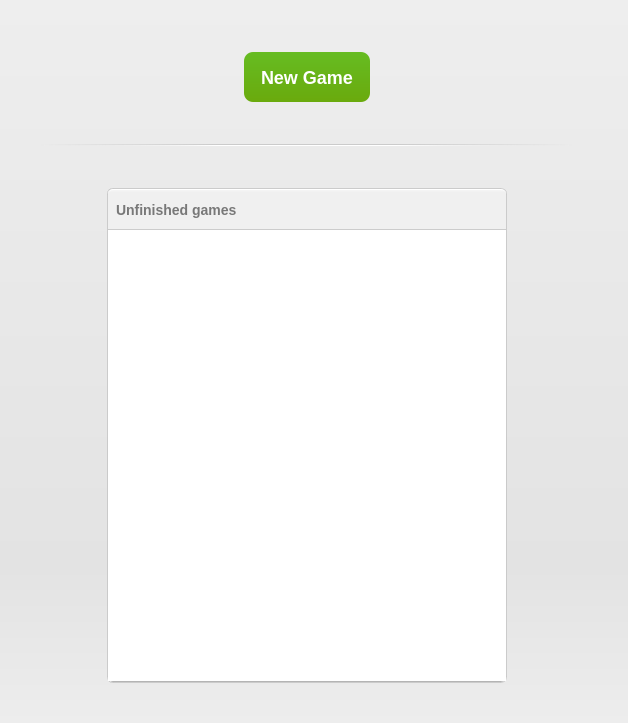
The window that src/ui/widgets/startwidget.ui (lbproductions/psnewmodel) describes before a commit, drawn with Qt 5.
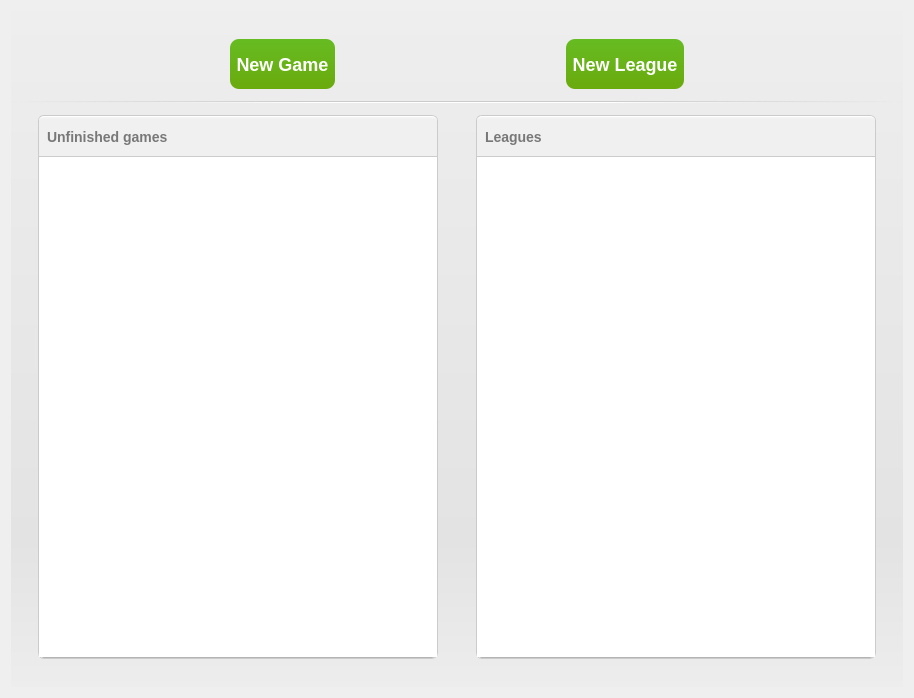
The same window after the commit. Icons and pictures are not drawn.

Commit message: Added LeagueListModel and LeagueDelegate to show leagues in StartWidget

```diff
--- a/src/ui/widgets/startwidget.ui
+++ b/src/ui/widgets/startwidget.ui
@@ -6,8 +6,8 @@
    <rect>
     <x>0</x>
     <y>0</y>
-    <width>628</width>
-    <height>723</height>
+    <width>914</width>
+    <height>698</height>
    </rect>
   </property>
   <property name="windowTitle">
@@ -36,24 +36,24 @@
 	font-size: 13px;
 }
 
-QToolButton#toolButtonStartGame {
+QToolButton#toolButtonStartGame, QToolButton#toolButtonNewLeague{
 	border-radius: 9px;
 	background: qlineargradient(spread:pad, x1:0, y1:0, x2:0, y2:1, stop:0 rgba(102, 188, 34, 255), stop:1 rgba(106, 170, 13, 255));
 	font-size: 18px;
 }
 
-QFrame#frameInnerBorder{
+QFrame#frameInnerBorder, QFrame#frameInnerBorder_2{
 	background: rgba(245,245,245,255);
 	border-radius: 5px;
 	border-top: 1px solid rgb(255,255,255,255);
 	border-bottom: 1px solid rgb(180,180,180,255);
 }
-QFrame#frameOuterBorder{
+QFrame#frameOuterBorder, QFrame#frameOuterBorder_2{
 	border-radius: 6px;
 	border: 1px solid rgba(200,200,200,230);
 }
 
-QLabel#labelGames {
+QLabel#labelGames, QLabel#labelLeague {
 	background: qlineargradient(spread:pad, x1:0, y1:0, x2:0, y2:1, stop:0 rgba(0, 0, 0, 0), stop:0.0689655 rgba(240, 240, 240, 255), stop:1 rgba(240, 240, 240, 255));
 	border: 4px solid rgba(0,0,0,0);
 	border-bottom: 1px solid rgba(200,200,200,230);
@@ -67,22 +67,7 @@
 	background: transparent;
 }</string>
   </property>
-  <layout class="QHBoxLayout" name="horizontalLayout_2" stretch="0">
-   <property name="spacing">
-    <number>0</number>
-   </property>
-   <property name="leftMargin">
-    <number>0</number>
-   </property>
-   <property name="topMargin">
-    <number>0</number>
-   </property>
-   <property name="rightMargin">
-    <number>0</number>
-   </property>
-   <property name="bottomMargin">
-    <number>0</number>
-   </property>
+  <layout class="QVBoxLayout" name="verticalLayout_5">
    <item>
     <widget class="QFrame" name="background">
      <property name="frameShape">
@@ -91,7 +76,7 @@
      <property name="frameShadow">
       <enum>QFrame::Plain</enum>
      </property>
-     <layout class="QHBoxLayout" name="horizontalLayout_3">
+     <layout class="QVBoxLayout" name="verticalLayout_2">
       <property name="spacing">
        <number>0</number>
       </property>
@@ -108,18 +93,18 @@
        <number>0</number>
       </property>
       <item>
-       <layout class="QGridLayout" name="gridLayout" rowstretch="0,0,0,0,0,0,0,1,0" columnstretch="0,1,1,1,0,0,1,1,1">
-        <property name="topMargin">
-         <number>0</number>
-        </property>
-        <property name="rightMargin">
-         <number>0</number>
-        </property>
+       <layout class="QVBoxLayout" name="verticalLayout_3">
         <property name="spacing">
          <number>12</number>
         </property>
-        <item row="0" column="3" colspan="3">
-         <spacer name="verticalSpacer_3">
+        <property name="topMargin">
+         <number>0</number>
+        </property>
+        <property name="rightMargin">
+         <number>0</number>
+        </property>
+        <item>
+         <spacer name="verticalSpacer">
           <property name="orientation">
            <enum>Qt::Vertical</enum>
           </property>
@@ -131,7 +116,91 @@
           </property>
          </spacer>
         </item>
-        <item row="4" column="1" colspan="7">
+        <item>
+         <layout class="QHBoxLayout" name="horizontalLayout_6">
+          <item>
+           <spacer name="horizontalSpacer_3">
+            <property name="orientation">
+             <enum>Qt::Horizontal</enum>
+            </property>
+            <property name="sizeHint" stdset="0">
+             <size>
+              <width>40</width>
+              <height>20</height>
+             </size>
+            </property>
+           </spacer>
+          </item>
+          <item>
+           <widget class="QToolButton" name="toolButtonStartGame">
+            <property name="sizePolicy">
+             <sizepolicy hsizetype="Minimum" vsizetype="Fixed">
+              <horstretch>0</horstretch>
+              <verstretch>0</verstretch>
+             </sizepolicy>
+            </property>
+            <property name="minimumSize">
+             <size>
+              <width>0</width>
+              <height>50</height>
+             </size>
+            </property>
+            <property name="maximumSize">
+             <size>
+              <width>16777215</width>
+              <height>16777215</height>
+             </size>
+            </property>
+            <property name="text">
+             <string>New Game</string>
+            </property>
+            <property name="toolButtonStyle">
+             <enum>Qt::ToolButtonTextBesideIcon</enum>
+            </property>
+           </widget>
+          </item>
+          <item>
+           <spacer name="horizontalSpacer_4">
+            <property name="orientation">
+             <enum>Qt::Horizontal</enum>
+            </property>
+            <property name="sizeHint" stdset="0">
+             <size>
+              <width>40</width>
+              <height>20</height>
+             </size>
+            </property>
+           </spacer>
+          </item>
+          <item>
+           <widget class="QToolButton" name="toolButtonNewLeague">
+            <property name="minimumSize">
+             <size>
+              <width>0</width>
+              <height>50</height>
+             </size>
+            </property>
+            <property name="text">
+             <string>New League</string>
+            </property>
+           </widget>
+          </item>
+          <item>
+           <spacer name="horizontalSpacer_5">
+            <property name="orientation">
+             <enum>Qt::Horizontal</enum>
+            </property>
+            <property name="sizeHint" stdset="0">
+             <size>
+              <width>40</width>
+              <height>20</height>
+             </size>
+            </property>
+           </spacer>
+          </item>
+         </layout>
+        </item>
+        <item>
          <widget class="QFrame" name="line">
           <property name="minimumSize">
            <size>
@@ -164,140 +233,259 @@
           </layout>
          </widget>
         </item>
-        <item row="6" column="2" rowspan="2" colspan="5">
-         <widget class="QFrame" name="frameOuterBorder">
-          <property name="minimumSize">
-           <size>
-            <width>400</width>
-            <height>0</height>
-           </size>
-          </property>
-          <property name="maximumSize">
-           <size>
-            <width>16777215</width>
-            <height>16777215</height>
-           </size>
-          </property>
-          <property name="frameShape">
-           <enum>QFrame::StyledPanel</enum>
-          </property>
-          <property name="frameShadow">
-           <enum>QFrame::Raised</enum>
-          </property>
-          <layout class="QHBoxLayout" name="horizontalLayout_4">
-           <property name="spacing">
-            <number>0</number>
-           </property>
-           <property name="leftMargin">
-            <number>0</number>
-           </property>
-           <property name="topMargin">
-            <number>0</number>
-           </property>
-           <property name="rightMargin">
-            <number>0</number>
-           </property>
-           <property name="bottomMargin">
-            <number>0</number>
-           </property>
-           <item>
-            <widget class="QFrame" name="frameInnerBorder">
-             <property name="frameShape">
-              <enum>QFrame::StyledPanel</enum>
+        <item>
+         <layout class="QHBoxLayout" name="horizontalLayout_5">
+          <item>
+           <spacer name="horizontalSpacer">
+            <property name="orientation">
+             <enum>Qt::Horizontal</enum>
+            </property>
+            <property name="sizeHint" stdset="0">
+             <size>
+              <width>40</width>
+              <height>20</height>
+             </size>
+            </property>
+           </spacer>
+          </item>
+          <item>
+           <widget class="QFrame" name="frameOuterBorder">
+            <property name="minimumSize">
+             <size>
+              <width>400</width>
+              <height>0</height>
+             </size>
+            </property>
+            <property name="maximumSize">
+             <size>
+              <width>16777215</width>
+              <height>16777215</height>
+             </size>
+            </property>
+            <property name="frameShape">
+             <enum>QFrame::StyledPanel</enum>
+            </property>
+            <property name="frameShadow">
+             <enum>QFrame::Raised</enum>
+            </property>
+            <layout class="QHBoxLayout" name="horizontalLayout_4">
+             <property name="spacing">
+              <number>0</number>
              </property>
-             <property name="frameShadow">
-              <enum>QFrame::Raised</enum>
+             <property name="leftMargin">
+              <number>0</number>
              </property>
-             <layout class="QVBoxLayout" name="verticalLayout">
-              <property name="spacing">
-               <number>0</number>
-              </property>
-              <property name="leftMargin">
-               <number>0</number>
-              </property>
-              <property name="topMargin">
-               <number>0</number>
-              </property>
-              <property name="rightMargin">
-               <number>0</number>
-              </property>
-              <property name="bottomMargin">
-               <number>0</number>
-              </property>
-              <item>
-               <widget class="QLabel" name="labelGames">
-                <property name="minimumSize">
-                 <size>
-                  <width>0</width>
-                  <height>40</height>
-                 </size>
+             <property name="topMargin">
+              <number>0</number>
+             </property>
+             <property name="rightMargin">
+              <number>0</number>
+             </property>
+             <property name="bottomMargin">
+              <number>0</number>
+             </property>
+             <item>
+              <widget class="QFrame" name="frameInnerBorder">
+               <property name="frameShape">
+                <enum>QFrame::StyledPanel</enum>
+               </property>
+               <property name="frameShadow">
+                <enum>QFrame::Raised</enum>
+               </property>
+               <layout class="QVBoxLayout" name="verticalLayout">
+                <property name="spacing">
+                 <number>0</number>
                 </property>
-                <property name="text">
-                 <string>Unfinished games</string>
+                <property name="leftMargin">
+                 <number>0</number>
                 </property>
-               </widget>
-              </item>
-              <item>
-               <widget class="QListView" name="listViewGames">
-                <property name="minimumSize">
-                 <size>
-                  <width>300</width>
-                  <height>0</height>
-                 </size>
+                <property name="topMargin">
+                 <number>0</number>
                 </property>
-                <property name="maximumSize">
-                 <size>
-                  <width>16777215</width>
-                  <height>16777215</height>
-                 </size>
+                <property name="rightMargin">
+                 <number>0</number>
                 </property>
-                <property name="frameShape">
-                 <enum>QFrame::Panel</enum>
+                <property name="bottomMargin">
+                 <number>0</number>
                 </property>
-                <property name="frameShadow">
-                 <enum>QFrame::Plain</enum>
+                <item>
+                 <widget class="QLabel" name="labelGames">
+                  <property name="minimumSize">
+                   <size>
+                    <width>0</width>
+                    <height>40</height>
+                   </size>
+                  </property>
+                  <property name="text">
+                   <string>Unfinished games</string>
+                  </property>
+                 </widget>
+                </item>
+                <item>
+                 <widget class="QListView" name="listViewGames">
+                  <property name="minimumSize">
+                   <size>
+                    <width>300</width>
+                    <height>500</height>
+                   </size>
+                  </property>
+                  <property name="maximumSize">
+                   <size>
+                    <width>16777215</width>
+                    <height>16777215</height>
+                   </size>
+                  </property>
+                  <property name="frameShape">
+                   <enum>QFrame::Panel</enum>
+                  </property>
+                  <property name="frameShadow">
+                   <enum>QFrame::Plain</enum>
+                  </property>
+                  <property name="lineWidth">
+                   <number>0</number>
+                  </property>
+                 </widget>
+                </item>
+               </layout>
+              </widget>
+             </item>
+            </layout>
+           </widget>
+          </item>
+          <item>
+           <spacer name="horizontalSpacer_2">
+            <property name="orientation">
+             <enum>Qt::Horizontal</enum>
+            </property>
+            <property name="sizeHint" stdset="0">
+             <size>
+              <width>40</width>
+              <height>20</height>
+             </size>
+            </property>
+           </spacer>
+          </item>
+          <item>
+           <widget class="QFrame" name="frameOuterBorder_2">
+            <property name="minimumSize">
+             <size>
+              <width>400</width>
+              <height>0</height>
+             </size>
+            </property>
+            <property name="maximumSize">
+             <size>
+              <width>16777215</width>
+              <height>16777215</height>
+             </size>
+            </property>
+            <property name="frameShape">
+             <enum>QFrame::StyledPanel</enum>
+            </property>
+            <property name="frameShadow">
+             <enum>QFrame::Raised</enum>
+            </property>
+            <layout class="QHBoxLayout" name="horizontalLayout_7">
+             <property name="spacing">
+              <number>0</number>
+             </property>
+             <property name="leftMargin">
+              <number>0</number>
+             </property>
+             <property name="topMargin">
+              <number>0</number>
+             </property>
+             <property name="rightMargin">
+              <number>0</number>
+             </property>
+             <property name="bottomMargin">
+              <number>0</number>
+             </property>
+             <item>
+              <widget class="QFrame" name="frameInnerBorder_2">
+               <property name="frameShape">
+                <enum>QFrame::StyledPanel</enum>
+               </property>
+               <property name="frameShadow">
+                <enum>QFrame::Raised</enum>
+               </property>
+               <layout class="QVBoxLayout" name="verticalLayout_4">
+                <property name="spacing">
+                 <number>0</number>
                 </property>
-                <property name="lineWidth">
+                <property name="leftMargin">
                  <number>0</number>
                 </property>
-               </widget>
-              </item>
-             </layout>
-            </widget>
-           </item>
-          </layout>
-         </widget>
+                <property name="topMargin">
+                 <number>0</number>
+                </property>
+                <property name="rightMargin">
+                 <number>0</number>
+                </property>
+                <property name="bottomMargin">
+                 <number>0</number>
+                </property>
+                <item>
+                 <widget class="QLabel" name="labelLeague">
+                  <property name="minimumSize">
+                   <size>
+                    <width>0</width>
+                    <height>40</height>
+                   </size>
+                  </property>
+                  <property name="text">
+                   <string>Leagues</string>
+                  </property>
+                 </widget>
+                </item>
+                <item>
+                 <widget class="QListView" name="listViewLeague">
+                  <property name="minimumSize">
+                   <size>
+                    <width>300</width>
+                    <height>500</height>
+                   </size>
+                  </property>
+                  <property name="maximumSize">
+                   <size>
+                    <width>16777215</width>
+                    <height>16777215</height>
+                   </size>
+                  </property>
+                  <property name="frameShape">
+                   <enum>QFrame::Panel</enum>
+                  </property>
+                  <property name="frameShadow">
+                   <enum>QFrame::Plain</enum>
+                  </property>
+                  <property name="lineWidth">
+                   <number>0</number>
+                  </property>
+                 </widget>
+                </item>
+               </layout>
+              </widget>
+             </item>
+            </layout>
+           </widget>
+          </item>
+          <item>
+           <spacer name="horizontalSpacer_6">
+            <property name="orientation">
+             <enum>Qt::Horizontal</enum>
+            </property>
+            <property name="sizeHint" stdset="0">
+             <size>
+              <width>40</width>
+              <height>20</height>
+             </size>
+            </property>
+           </spacer>
+          </item>
+         </layout>
         </item>
-        <item row="1" column="3" rowspan="2" colspan="3">
-         <widget class="QToolButton" name="toolButtonStartGame">
-          <property name="sizePolicy">
-           <sizepolicy hsizetype="Minimum" vsizetype="Fixed">
-            <horstretch>0</horstretch>
-            <verstretch>0</verstretch>
-           </sizepolicy>
-          </property>
-          <property name="minimumSize">
-           <size>
-            <width>0</width>
-            <height>50</height>
-           </size>
-          </property>
-          <property name="maximumSize">
-           <size>
-            <width>16777215</width>
-            <height>16777215</height>
-           </size>
-          </property>
-          <property name="text">
-           <string>New Game</string>
-          </property>
-          <property name="toolButtonStyle">
-           <enum>Qt::ToolButtonTextBesideIcon</enum>
-          </property>
-         </widget>
-        </item>
-        <item row="8" column="2" colspan="5">
-         <spacer name="verticalSpacer_5">
+        <item>
+         <spacer name="verticalSpacer_2">
           <property name="orientation">
            <enum>Qt::Vertical</enum>
           </property>
@@ -309,148 +497,6 @@
           </property>
          </spacer>
         </item>
-        <item row="5" column="1" colspan="7">
-         <spacer name="verticalSpacer">
-          <property name="orientation">
-           <enum>Qt::Vertical</enum>
-          </property>
-          <property name="sizeType">
-           <enum>QSizePolicy::Maximum</enum>
-          </property>
-          <property name="sizeHint" stdset="0">
-           <size>
-            <width>20</width>
-            <height>30</height>
-           </size>
-          </property>
-         </spacer>
-        </item>
-        <item row="3" column="1" colspan="7">
-         <spacer name="verticalSpacer_4">
-          <property name="orientation">
-           <enum>Qt::Vertical</enum>
-          </property>
-          <property name="sizeType">
-           <enum>QSizePolicy::Maximum</enum>
-          </property>
-          <property name="sizeHint" stdset="0">
-           <size>
-            <width>20</width>
-            <height>30</height>
-           </size>
-          </property>
-         </spacer>
-        </item>
-        <item row="0" column="8" rowspan="9">
-         <spacer name="horizontalSpacer_3">
-          <property name="orientation">
-           <enum>Qt::Horizontal</enum>
-          </property>
-          <property name="sizeHint" stdset="0">
-           <size>
-            <width>40</width>
-            <height>20</height>
-           </size>
-          </property>
-         </spacer>
-        </item>
-        <item row="0" column="1" rowspan="3">
-         <spacer name="horizontalSpacer_5">
-          <property name="orientation">
-           <enum>Qt::Horizontal</enum>
-          </property>
-          <property name="sizeHint" stdset="0">
-           <size>
-            <width>40</width>
-            <height>20</height>
-           </size>
-          </property>
-         </spacer>
-        </item>
-        <item row="0" column="2" rowspan="3">
-         <spacer name="horizontalSpacer">
-          <property name="orientation">
-           <enum>Qt::Horizontal</enum>
-          </property>
-          <property name="sizeType">
-           <enum>QSizePolicy::Minimum</enum>
-          </property>
-          <property name="sizeHint" stdset="0">
-           <size>
-            <width>40</width>
-            <height>20</height>
-           </size>
-          </property>
-         </spacer>
-        </item>
-        <item row="0" column="6" rowspan="3">
-         <spacer name="horizontalSpacer_2">
-          <property name="orientation">
-           <enum>Qt::Horizontal</enum>
-          </property>
-          <property name="sizeType">
-           <enum>QSizePolicy::Minimum</enum>
-          </property>
-          <property name="sizeHint" stdset="0">
-           <size>
-            <width>40</width>
-            <height>20</height>
-           </size>
-          </property>
-         </spacer>
-        </item>
-        <item row="0" column="7" rowspan="3">
-         <spacer name="horizontalSpacer_4">
-          <property name="orientation">
-           <enum>Qt::Horizontal</enum>
-          </property>
-          <property name="sizeHint" stdset="0">
-           <size>
-            <width>40</width>
-            <height>20</height>
-           </size>
-          </property>
-         </spacer>
-        </item>
-        <item row="0" column="0" rowspan="9">
-         <spacer name="horizontalSpacer_6">
-          <property name="orientation">
-           <enum>Qt::Horizontal</enum>
-          </property>
-          <property name="sizeHint" stdset="0">
-           <size>
-            <width>40</width>
-            <height>20</height>
-           </size>
-          </property>
-         </spacer>
-        </item>
-        <item row="6" column="1" rowspan="3">
-         <spacer name="horizontalSpacer_7">
-          <property name="orientation">
-           <enum>Qt::Horizontal</enum>
-          </property>
-          <property name="sizeHint" stdset="0">
-           <size>
-            <width>40</width>
-            <height>20</height>
-           </size>
-          </property>
-         </spacer>
-        </item>
-        <item row="6" column="7" rowspan="3">
-         <spacer name="horizontalSpacer_8">
-          <property name="orientation">
-           <enum>Qt::Horizontal</enum>
-          </property>
-          <property name="sizeHint" stdset="0">
-           <size>
-            <width>40</width>
-            <height>20</height>
-           </size>
-          </property>
-         </spacer>
-        </item>
        </layout>
       </item>
      </layout>
```
The commit also changes 12 other files.
